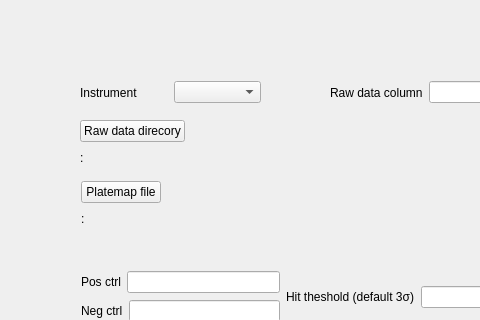
This is frontend/assets/sp.ui in dahlbma/assayLoader as Qt 5 draws it before an edit; both pictures show x 0 to 480 and y 0 to 320 of the 1156 by 852 pixel window. The edited form follows.
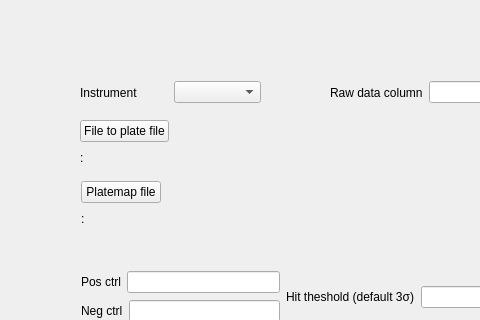
This is the edited form.

Patch:
```diff
--- a/frontend/assets/sp.ui
+++ b/frontend/assets/sp.ui
@@ -73,7 +73,7 @@
        <item>
         <widget class="QPushButton" name="rawDataDir_btn">
          <property name="text">
-          <string>Raw data direcory</string>
+          <string>File to plate file</string>
          </property>
         </widget>
        </item>
@@ -253,7 +253,7 @@
      </item>
     </layout>
    </widget>
-   <widget class="QWidget" name="">
+   <widget class="QWidget" name="layoutWidget">
     <property name="geometry">
      <rect>
       <x>81</x>
```
Left out of the diff: 4 changed lines with no effect on the pictures.
